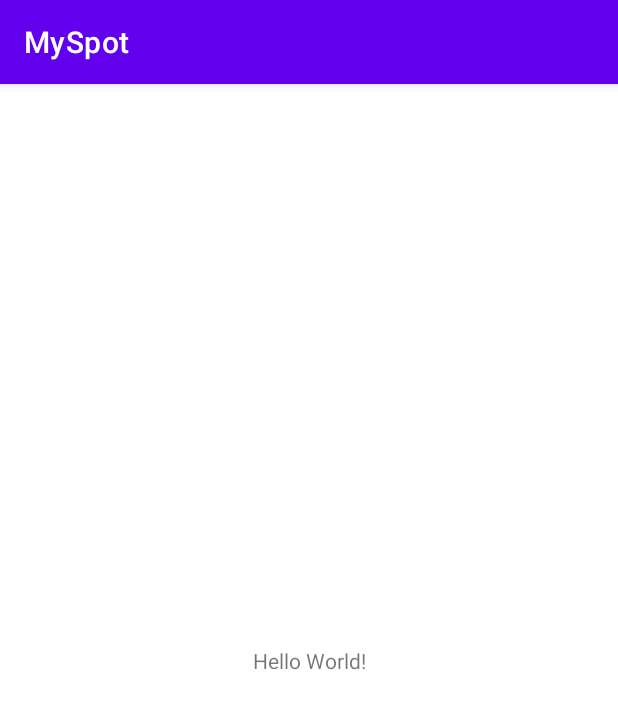
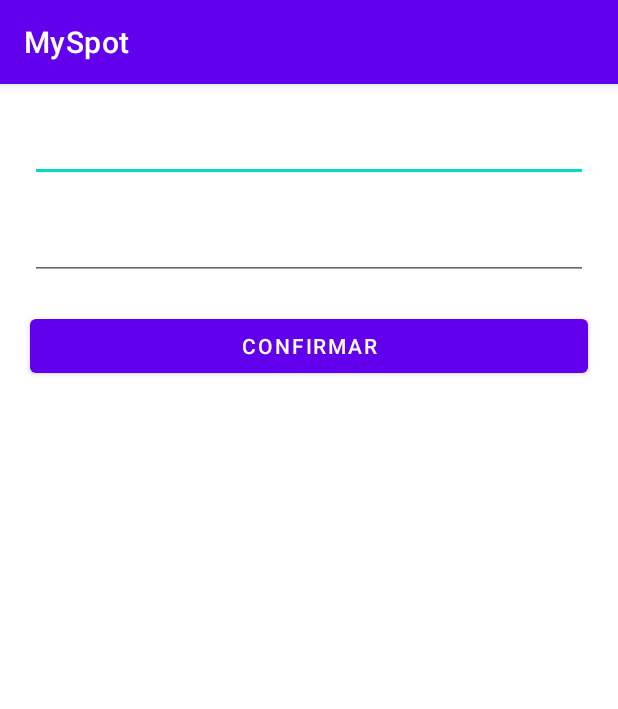
Before and after one commit to VictorMagosso/MySpot, an Android app: the screen it shows after launch (MainActivity), on a phone screen of 412 x 824 dp. Shown: the top 709 px of the screen. Run offline under Robolectric (Android 15) with nearby library versions, the phone set to English and light mode, and no system bars; our stand-ins replace Firebase (no records; nobody signed in at launch, a user with empty details on screens opened directly), data binding; libraries missing offline, so code that uses them is left out: com.zhuinden.fragmentviewbindingdelegatekt; 2 statements that could not run were skipped.

Commit message:
creating account service working

```diff
--- a/app/build.gradle
+++ b/app/build.gradle
@@ -43,7 +43,7 @@ dependencies {
     def koin_version = "3.2.0"
     def retrofit_version = "2.9.0"
 
-    implementation 'androidx.core:core-ktx:1.9.0'
+    implementation 'androidx.core:core-ktx:1.8.0'
     implementation 'androidx.appcompat:appcompat:1.5.1'
     implementation 'com.google.android.material:material:1.6.1'
     implementation 'androidx.constraintlayout:constraintlayout:2.1.4'
@@ -74,6 +74,7 @@ dependencies {
     //Firebase
     implementation platform('com.google.firebase:firebase-bom:30.4.1')
     implementation 'com.google.firebase:firebase-auth-ktx'
+    implementation 'org.jetbrains.kotlinx:kotlinx-coroutines-play-services:1.6.1'
 
     //moshi
     implementation("com.squareup.moshi:moshi-kotlin:1.14.0")
--- a/app/src/main/AndroidManifest.xml
+++ b/app/src/main/AndroidManifest.xml
@@ -4,6 +4,7 @@
     package="com.victor.myspot">
 
     <application
+        android:name=".MySpotApplication"
         android:allowBackup="true"
         android:dataExtractionRules="@xml/data_extraction_rules"
         android:fullBackupContent="@xml/backup_rules"
--- a/app/src/main/java/com/victor/myspot/MainActivity.kt
+++ b/app/src/main/java/com/victor/myspot/MainActivity.kt
@@ -2,6 +2,7 @@ package com.victor.myspot
 
 import androidx.appcompat.app.AppCompatActivity
 import android.os.Bundle
+import com.victor.myspot.login.presentation.view.CreateAccountFragment
 
 class MainActivity : AppCompatActivity() {
     override fun onCreate(savedInstanceState: Bundle?) {
--- a/app/src/main/java/com/victor/myspot/di/ViewModelModule.kt
+++ b/app/src/main/java/com/victor/myspot/di/ViewModelModule.kt
@@ -1,11 +1,15 @@
 package com.victor.myspot.di
 
+import com.victor.myspot.login.presentation.viewmodel.CreateAccountViewModel
 import com.victor.myspot.login.presentation.viewmodel.LoginViewModel
 import org.koin.androidx.viewmodel.dsl.viewModel
 import org.koin.dsl.module
 
 val viewModelModule = module {
     viewModel {
-        LoginViewModel(registerUser = get())
+        LoginViewModel()
+    }
+    viewModel {
+        CreateAccountViewModel(registerUserUseCase = get())
     }
 }
--- a/app/src/main/java/com/victor/myspot/login/presentation/view/CreateAccountFragment.kt
+++ b/app/src/main/java/com/victor/myspot/login/presentation/view/CreateAccountFragment.kt
@@ -1,4 +1,60 @@
 package com.victor.myspot.login.presentation.view
 
-class CreateAccountFragment {
+import android.os.Bundle
+import android.view.View
+import android.widget.Toast
+import androidx.fragment.app.Fragment
+import androidx.navigation.fragment.findNavController
+import com.victor.myspot.R
+import com.victor.myspot.databinding.CreateAccountFragmentBinding
+import com.victor.myspot.login.presentation.viewintent.CreateAccountViewIntent
+import com.victor.myspot.login.presentation.viewmodel.CreateAccountViewModel
+import com.victor.myspot.login.presentation.viewstate.CreateAccountViewState
+import com.zhuinden.fragmentviewbindingdelegatekt.viewBinding
+import org.koin.androidx.viewmodel.ext.android.viewModel
+
+class CreateAccountFragment : Fragment(R.layout.create_account_fragment) {
+    private val binding by viewBinding(CreateAccountFragmentBinding::bind)
+    private val viewModel: CreateAccountViewModel by viewModel()
+
+    override fun onViewCreated(view: View, savedInstanceState: Bundle?) {
+        super.onViewCreated(view, savedInstanceState)
+
+        binding.lifecycleOwner = viewLifecycleOwner
+        initObservers()
+        initListeners()
+    }
+
+    private fun initListeners() {
+        with(binding) {
+            buttonConfirmRegister.setOnClickListener {
+                viewModel.dispatchViewIntent(
+                    CreateAccountViewIntent.RegisterUserIntent(
+                        email = textEmail.text.toString(),
+                        password = textPassword.text.toString()
+                    )
+                )
+            }
+        }
+    }
+
+    private fun initObservers() = with(viewModel.viewState) {
+        viewAction.observe(viewLifecycleOwner) { action ->
+            when (action) {
+                CreateAccountViewState.Action.NavigateToHome -> showHomeFragment()
+                is CreateAccountViewState.Action.ShowErrorMessage -> showErrorToast(action.message)
+            }
+        }
+    }
+
+    private fun showHomeFragment() {
+        findNavController().navigate(R.id.action_createAccountFragment_to_homeFragment)
+    }
+
+    private fun showErrorToast(message: String) =
+        Toast.makeText(requireContext(), message, Toast.LENGTH_SHORT).show()
+
+    companion object {
+        fun newInstance() = CreateAccountFragment()
+    }
 }
--- a/app/src/main/java/com/victor/myspot/login/presentation/viewmodel/LoginViewModel.kt
+++ b/app/src/main/java/com/victor/myspot/login/presentation/viewmodel/LoginViewModel.kt
@@ -5,9 +5,7 @@ import com.victor.myspot.login.domain.usecase.RegisterUserUseCase
 import com.victor.myspot.login.presentation.viewintent.LoginViewIntent
 import com.victor.myspot.login.presentation.viewstate.LoginViewState
 
-class LoginViewModel(
-    private val registerUser: RegisterUserUseCase
-) : BaseViewModel<LoginViewIntent, LoginViewState>() {
+class LoginViewModel() : BaseViewModel<LoginViewIntent, LoginViewState>() {
     override fun dispatchViewIntent(intent: LoginViewIntent) {
         TODO("Not yet implemented")
     }
--- /dev/null
+++ b/app/src/main/java/com/victor/myspot/login/presentation/viewstate/CreateAccountViewState.kt
@@ -0,0 +1,13 @@
+package com.victor.myspot.login.presentation.viewstate
+
+import androidx.lifecycle.MutableLiveData
+
+class CreateAccountViewState {
+    val isButtonLoading = MutableLiveData(false)
+    val viewAction = MutableLiveData<Action>()
+
+    sealed class Action {
+        object NavigateToHome : Action()
+        data class ShowErrorMessage(val message: String) : Action()
+    }
+}
--- a/app/src/main/res/layout/activity_main.xml
+++ b/app/src/main/res/layout/activity_main.xml
@@ -6,13 +6,11 @@
     android:layout_height="match_parent"
     tools:context=".MainActivity">
 
-    <TextView
-        android:layout_width="wrap_content"
-        android:layout_height="wrap_content"
-        android:text="Hello World!"
-        app:layout_constraintBottom_toBottomOf="parent"
-        app:layout_constraintEnd_toEndOf="parent"
-        app:layout_constraintStart_toStartOf="parent"
-        app:layout_constraintTop_toTopOf="parent" />
-
+    <androidx.fragment.app.FragmentContainerView
+        android:id="@+id/app_container"
+        android:name="androidx.navigation.fragment.NavHostFragment"
+        android:layout_width="match_parent"
+        android:layout_height="match_parent"
+        app:defaultNavHost="true"
+        app:navGraph="@navigation/main_navigation" />
 </androidx.constraintlayout.widget.ConstraintLayout>
--- /dev/null
+++ b/app/src/main/res/layout/create_account_fragment.xml
@@ -0,0 +1,45 @@
+<?xml version="1.0" encoding="utf-8"?>
+<layout xmlns:app="http://schemas.android.com/apk/res-auto">
+
+    <data>
+        <variable
+            name="viewState"
+            type="com.victor.myspot.login.presentation.viewstate.CreateAccountViewState" />
+
+    </data>
+    <androidx.constraintlayout.widget.ConstraintLayout xmlns:android="http://schemas.android.com/apk/res/android"
+        android:layout_width="match_parent"
+        android:layout_height="match_parent">
+
+        <EditText
+            android:id="@+id/text_email"
+            android:layout_width="match_parent"
+            android:layout_height="wrap_content"
+            android:layout_margin="20dp"
+            android:inputType="textEmailAddress"
+            app:layout_constraintLeft_toLeftOf="parent"
+            app:layout_constraintRight_toRightOf="parent"
+            app:layout_constraintTop_toTopOf="parent" />
+
+        <EditText
+            android:id="@+id/text_password"
+            android:layout_width="match_parent"
+            android:layout_height="wrap_content"
+            android:layout_margin="20dp"
+            android:inputType="textPassword"
+            app:layout_constraintLeft_toLeftOf="parent"
+            app:layout_constraintRight_toRightOf="parent"
+            app:layout_constraintTop_toBottomOf="@id/text_email" />
+
+        <Button
+            android:id="@+id/button_confirm_register"
+            android:layout_width="match_parent"
+            android:layout_height="wrap_content"
+            android:layout_margin="20dp"
+            android:text="confirmar"
+            app:layout_constraintLeft_toLeftOf="parent"
+            app:layout_constraintRight_toRightOf="parent"
+            app:layout_constraintTop_toBottomOf="@id/text_password" />
+
+    </androidx.constraintlayout.widget.ConstraintLayout>
+</layout>
--- a/app/src/main/res/navigation/main_navigation.xml
+++ b/app/src/main/res/navigation/main_navigation.xml
@@ -2,10 +2,17 @@
 <navigation xmlns:android="http://schemas.android.com/apk/res/android"
     xmlns:app="http://schemas.android.com/apk/res-auto"
     android:id="@+id/main_navigation"
-    app:startDestination="@id/loginFragment">
-
+    app:startDestination="@id/createAccountFragment">
     <fragment
-        android:id="@+id/loginFragment"
-        android:name="com.victor.myspot.login.presentation.view.LoginFragment"
-        android:label="LoginFragment" />
+        android:id="@+id/createAccountFragment"
+        android:name="com.victor.myspot.login.presentation.view.CreateAccountFragment"
+        android:label="CreateAccountFragment" >
+        <action
+            android:id="@+id/action_createAccountFragment_to_homeFragment"
+            app:destination="@id/homeFragment" />
+    </fragment>
+    <fragment
+        android:id="@+id/homeFragment"
+        android:name="com.victor.myspot.home.presentation.view.HomeFragment"
+        android:label="HomeFragment" />
 </navigation>
```
Also changed, not shown: app/src/main/java/com/victor/myspot/home/presentation/view/HomeFragment.kt (added, +16 -0 lines), app/src/main/java/com/victor/myspot/login/data/repository/AccountRepository.kt (+30 -6 lines), app/src/main/java/com/victor/myspot/login/presentation/viewintent/CreateAccountViewIntent.kt (added, +9 -0 lines), app/src/main/java/com/victor/myspot/login/presentation/viewmodel/CreateAccountViewModel.kt (+48 -1 lines), app/src/main/res/layout/home_fragment.xml (added, +16 -0 lines).
